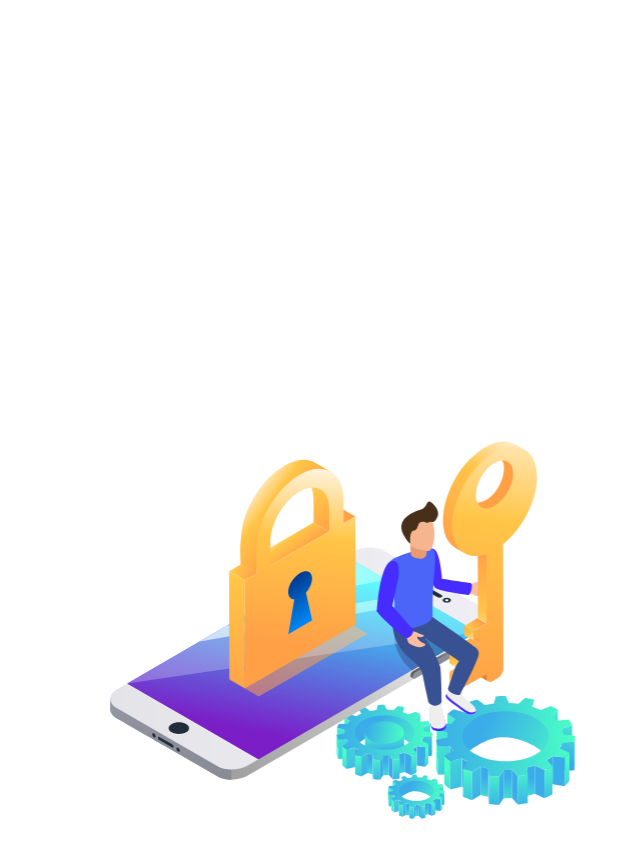
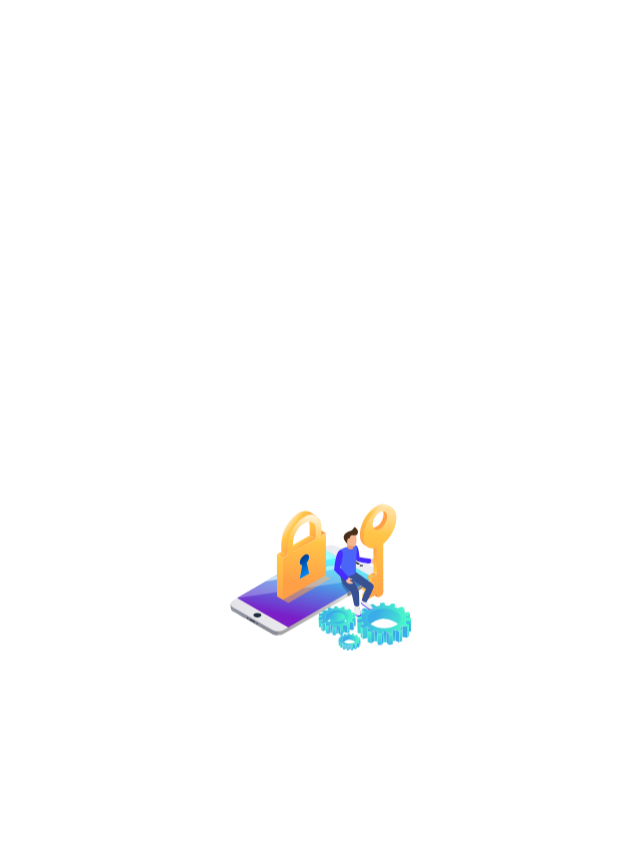
Before and after one commit to santiagoooo4/app-movil, an Android app: the layout activity_splash.xml on its own in the app's theme, with its tools: preview values and no code run, on a phone screen of 412 x 824 dp. Shown: the top 858 px of the screen. Run offline under Robolectric (Android 15) with nearby library versions, the phone set to English and light mode, and no system bars.

Commit message:
splash trabajando

```diff
--- a/app/build.gradle
+++ b/app/build.gradle
@@ -30,7 +30,7 @@ android {
         jvmTarget = '1.8'
     }
     buildFeatures {
-        viewBinding true
+        viewBinding = true
     }
 }
 
--- a/app/src/main/AndroidManifest.xml
+++ b/app/src/main/AndroidManifest.xml
@@ -20,7 +20,6 @@
             android:theme="@style/Theme.MyApplication.NoActionBar">
             <intent-filter>
                 <action android:name="android.intent.action.MAIN" />
-
                 <category android:name="android.intent.category.LAUNCHER" />
             </intent-filter>
         </activity>
--- a/app/src/main/res/layout/activity_splash.xml
+++ b/app/src/main/res/layout/activity_splash.xml
@@ -8,11 +8,14 @@
 
     <com.airbnb.lottie.LottieAnimationView
         android:id="@+id/splash_animation"
-        android:layout_width="0dp"
-        android:layout_height="0dp"
-        app:layout_constraintEnd_toEndOf="parent"
+        android:layout_width="160dp"
+        android:layout_height="538dp"
         app:layout_constraintTop_toTopOf="parent"
         app:layout_constraintStart_toStartOf="parent"
+        app:layout_constraintEnd_toEndOf="parent"
         app:layout_constraintBottom_toBottomOf="parent"
-        app:lottie_rawRes="@raw/splash"/>
+        app:layout_constraintHorizontal_bias="0.498"
+        app:layout_constraintVertical_bias="0.393"
+        app:lottie_rawRes="@raw/splash" />
+
 </androidx.constraintlayout.widget.ConstraintLayout>
```
Also changed, not shown: app/src/main/java/com/example/myapplication/SplashActivity.kt (+2 -7 lines).
